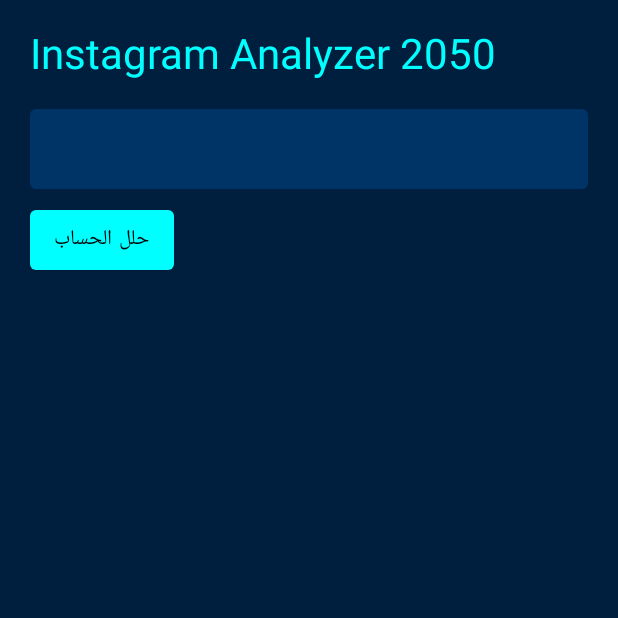
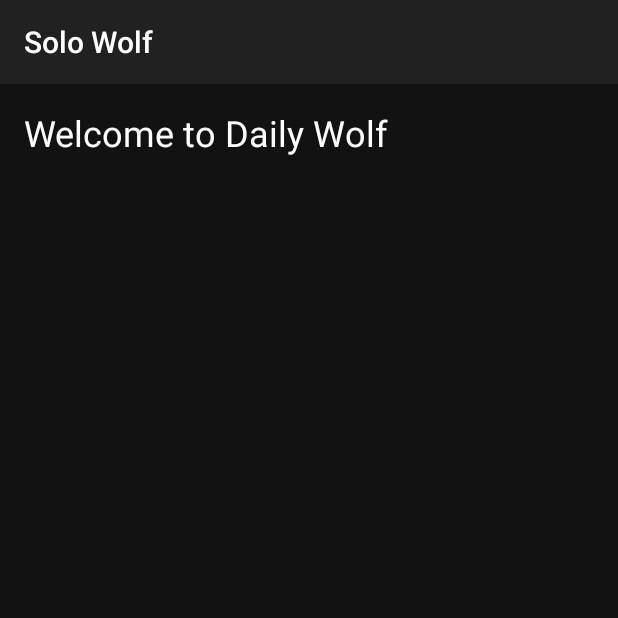
Before and after one commit to blackwolf-git/Solo-Wolf, an Android app: the screen it shows after launch (MainActivity), on a phone screen of 412 x 824 dp, the top half of it. Run offline under Robolectric (Android 15) with nearby library versions, the phone set to English and light mode, and no system bars.

Commit message:
Update MainActivity.kt

```diff
--- a/app/src/main/java/com/blackwolf/solowolf/MainActivity.kt
+++ b/app/src/main/java/com/blackwolf/solowolf/MainActivity.kt
@@ -1,95 +1,11 @@
 package com.blackwolf.solowolf
 
 import android.os.Bundle
-import androidx.activity.ComponentActivity
-import androidx.activity.compose.setContent
-import androidx.compose.foundation.background
-import androidx.compose.foundation.layout.*
-import androidx.compose.foundation.text.BasicTextField
-import androidx.compose.material.*
-import androidx.compose.runtime.*
-import androidx.compose.ui.Modifier
-import androidx.compose.ui.graphics.Color
-import androidx.compose.ui.text.TextStyle
-import androidx.compose.ui.unit.dp
-import androidx.compose.ui.unit.sp
-import kotlinx.coroutines.Dispatchers
-import kotlinx.coroutines.launch
-import org.jsoup.Jsoup
+import androidx.appcompat.app.AppCompatActivity
 
-class MainActivity : ComponentActivity() {
+class MainActivity : AppCompatActivity() {
     override fun onCreate(savedInstanceState: Bundle?) {
         super.onCreate(savedInstanceState)
-        setContent {
-            NeonAnalyzerUI()
-        }
+        setContentView(R.layout.activity_main)
     }
 }
-
-@Composable
-fun NeonAnalyzerUI() {
-    var username by remember { mutableStateOf("") }
-    var result by remember { mutableStateOf("") }
-    val coroutineScope = rememberCoroutineScope()
-
-    Column(
-        modifier = Modifier
-            .fillMaxSize()
-            .background(Color(0xFF001F3F))
-            .padding(20.dp)
-    ) {
-        Text("Instagram Analyzer 2050", color = Color.Cyan, fontSize = 28.sp)
-        Spacer(modifier = Modifier.height(20.dp))
-
-        BasicTextField(
-            value = username,
-            onValueChange = { username = it },
-            textStyle = TextStyle(color = Color.White, fontSize = 18.sp),
-            modifier = Modifier
-                .fillMaxWidth()
-                .background(Color(0xFF003366), shape = MaterialTheme.shapes.medium)
-                .padding(16.dp)
-        )
-
-        Spacer(modifier = Modifier.height(10.dp))
-
-        Button(onClick = {
-            coroutineScope.launch(Dispatchers.IO) {
-                result = analyzeInstagram(username)
-            }
-        }, colors = ButtonDefaults.buttonColors(backgroundColor = Color.Cyan)) {
-            Text("حلل الحساب", color = Color.Black)
-        }
-
-        Spacer(modifier = Modifier.height(20.dp))
-
-        Text(result, color = Color.White, fontSize = 16.sp)
-    }
-}
-
-suspend fun analyzeInstagram(username: String): String {
-    return try {
-        val url = "https://www.instagram.com/$username"
-        val doc = Jsoup.connect(url).get()
-        val scripts = doc.select("script[type=text/javascript]")
-        val dataScript = scripts.firstOrNull { it.data().contains("profile_pic_url_hd") }?.data() ?: return "لا يمكن تحليل الحساب."
-
-        // استخراج بعض البيانات بشكل مبدئي
-        val followersRegex = "\\\\"edge_followed_by\\\\":\\\\{"count\\\\":(\\\\d+)".toRegex()
-        val postsRegex = "\\\\"edge_owner_to_timeline_media\\\\":\\\\{"count\\\\":(\\\\d+)".toRegex()
-
-        val followers = followersRegex.find(dataScript)?.groupValues?.get(1) ?: "غير معروف"
-        val posts = postsRegex.find(dataScript)?.groupValues?.get(1) ?: "غير معروف"
-
-        val bestTime = listOf("12:00 PM", "6:00 PM", "9:00 PM").random()
-        val videoIdea = listOf(
-            "رييل عن روتينك اليومي بنمط سريع",
-            "نصيحة قصيرة بفكرة مشوقة",
-            "تحدي بصري أو تفاعل مع المتابعين"
-        ).random()
-
-        "عدد المتابعين: $followers\nعدد المنشورات: $posts\n\nأفضل وقت للنشر: $bestTime\nفكرة فيديو: $videoIdea"
-    } catch (e: Exception) {
-        "حدث خطأ أثناء تحليل الحساب. تأكد من أن الاسم صحيح وأن الحساب عام."
-    }
-}
```
